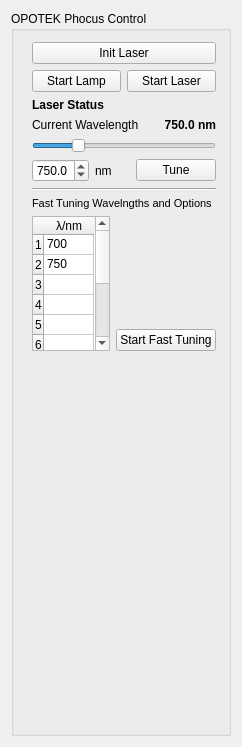
Qt form Plugins/org.mitk.gui.qt.lasercontrol/src/internal/QmitkLaserControlControls.ui (MITK/MITK) before a commit.
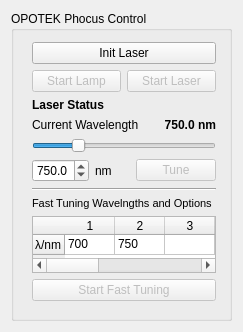
The same form after that commit.

Diff of the .ui file:
```diff
--- a/Plugins/org.mitk.gui.qt.lasercontrol/src/internal/QmitkLaserControlControls.ui
+++ b/Plugins/org.mitk.gui.qt.lasercontrol/src/internal/QmitkLaserControlControls.ui
@@ -6,8 +6,8 @@
    <rect>
     <x>0</x>
     <y>0</y>
-    <width>242</width>
-    <height>747</height>
+    <width>243</width>
+    <height>332</height>
    </rect>
   </property>
   <property name="minimumSize">
@@ -33,7 +33,7 @@
           <x>10</x>
           <y>20</y>
           <width>206</width>
-          <height>331</height>
+          <height>281</height>
          </rect>
         </property>
         <layout class="QVBoxLayout" name="verticalLayout_5">
@@ -48,6 +48,9 @@
           <layout class="QHBoxLayout" name="horizontalLayout_4">
            <item>
             <widget class="QPushButton" name="buttonFlashlamp">
+             <property name="enabled">
+              <bool>false</bool>
+             </property>
              <property name="text">
               <string>Start Lamp</string>
              </property>
@@ -55,6 +58,9 @@
            </item>
            <item>
             <widget class="QPushButton" name="buttonQSwitch">
+             <property name="enabled">
+              <bool>false</bool>
+             </property>
              <property name="text">
               <string>Start Laser</string>
              </property>
@@ -164,6 +170,9 @@
            </item>
            <item>
             <widget class="QPushButton" name="buttonTune">
+             <property name="enabled">
+              <bool>false</bool>
+             </property>
              <property name="text">
               <string>Tune</string>
              </property>
@@ -193,9 +202,13 @@
           </widget>
          </item>
          <item>
-          <layout class="QHBoxLayout" name="horizontalLayout_5">
-           <item>
             <widget class="QTableWidget" name="tableFastTuningWavelengths">
+           <property name="showGrid">
+            <bool>true</bool>
+           </property>
+           <property name="gridStyle">
+            <enum>Qt::SolidLine</enum>
+           </property>
              <attribute name="horizontalHeaderDefaultSectionSize">
               <number>42</number>
              </attribute>
@@ -210,57 +223,52 @@
              </attribute>
              <row>
               <property name="text">
+             <string>λ/nm</string>
+            </property>
+           </row>
+           <column>
+            <property name="text">
                <string>1</string>
               </property>
-             </row>
-             <row>
+           </column>
+           <column>
               <property name="text">
                <string>2</string>
               </property>
-             </row>
-             <row>
+           </column>
+           <column>
               <property name="text">
                <string>3</string>
               </property>
-             </row>
-             <row>
+           </column>
+           <column>
               <property name="text">
                <string>4</string>
               </property>
-             </row>
-             <row>
+           </column>
+           <column>
               <property name="text">
-               <string>5</string>
-              </property>
-             </row>
-             <row>
+             <string>6</string>
+            </property>
+           </column>
+           <column>
               <property name="text">
                <string>6</string>
               </property>
-             </row>
-             <row>
+           </column>
+           <column>
               <property name="text">
                <string>7</string>
               </property>
-             </row>
-             <row>
+           </column>
+           <column>
               <property name="text">
                <string>8</string>
               </property>
-             </row>
-             <row>
-              <property name="text">
-               <string>9</string>
-              </property>
-             </row>
-             <row>
-              <property name="text">
-               <string/>
-              </property>
-             </row>
+           </column>
              <column>
               <property name="text">
-               <string>λ/nm</string>
+             <string>10</string>
               </property>
              </column>
              <item row="0" column="0">
@@ -268,7 +276,7 @@
                <string>700</string>
               </property>
              </item>
-             <item row="1" column="0">
+           <item row="0" column="1">
               <property name="text">
                <string>750</string>
               </property>
@@ -276,30 +284,14 @@
             </widget>
            </item>
            <item>
-            <layout class="QVBoxLayout" name="verticalLayout_6">
-             <item>
-              <spacer name="verticalSpacer_3">
-               <property name="orientation">
-                <enum>Qt::Vertical</enum>
-               </property>
-               <property name="sizeHint" stdset="0">
-                <size>
-                 <width>20</width>
-                 <height>40</height>
-                </size>
-               </property>
-              </spacer>
-             </item>
-             <item>
               <widget class="QPushButton" name="buttonFastTuning">
+           <property name="enabled">
+            <bool>false</bool>
+           </property>
                <property name="text">
                 <string>Start Fast Tuning</string>
                </property>
               </widget>
-             </item>
-            </layout>
-           </item>
-          </layout>
          </item>
         </layout>
        </widget>
```
Lines whose indentation alone changed are shown as unchanged.
